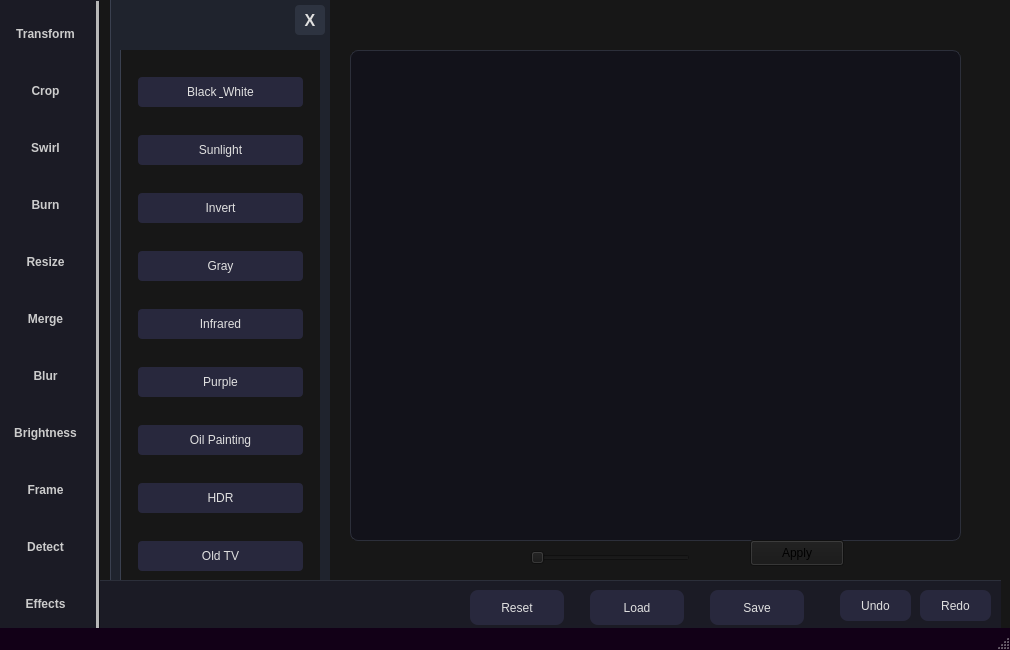
First picture: the form in mainwindow.ui, repository Abdelhamid-El-rashidy/RGBit, before the edit.
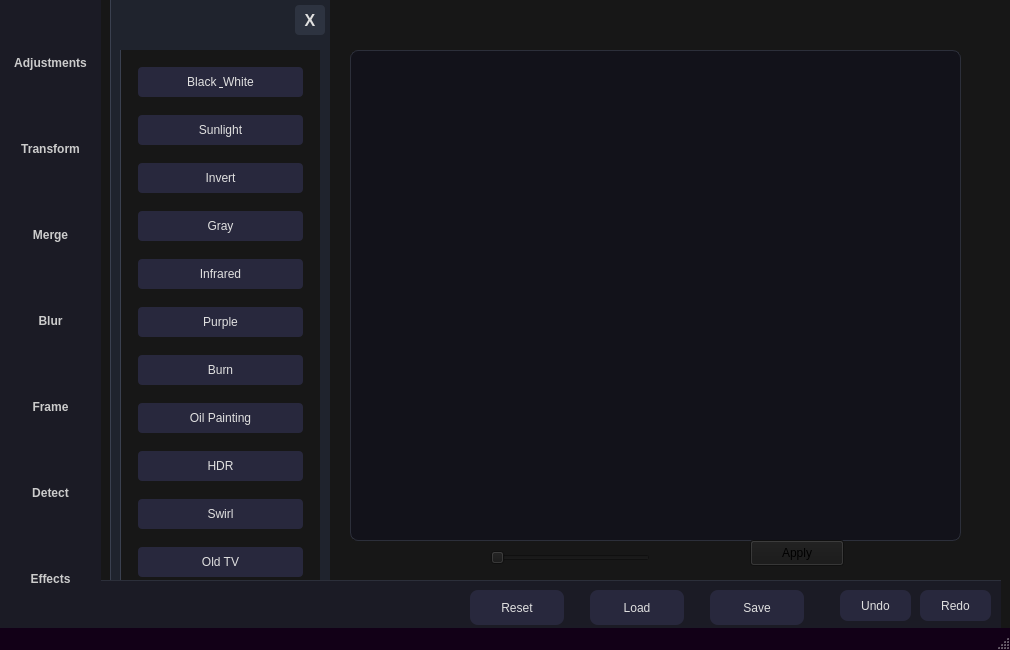
Second picture: the form after the edit. The open tabs and pages were chosen to show the change. Custom widgets are drawn as their Qt base class.

Commit message: Adjustments category

The edit to the form file:
```diff
--- a/mainwindow.ui
+++ b/mainwindow.ui
@@ -31,7 +31,7 @@
      <rect>
       <x>0</x>
       <y>0</y>
-      <width>100</width>
+      <width>101</width>
       <height>651</height>
      </rect>
     </property>
@@ -79,10 +79,13 @@
       <rect>
        <x>-5</x>
        <y>-10</y>
-       <width>101</width>
+       <width>111</width>
        <height>661</height>
       </rect>
      </property>
+     <property name="layoutDirection">
+      <enum>Qt::LayoutDirection::LeftToRight</enum>
+     </property>
      <property name="styleSheet">
       <string notr="true">
       QFrame {
@@ -107,6 +110,38 @@
      </string>
      </property>
      <layout class="QVBoxLayout" name="verticalLayout_2">
+      <item>
+       <widget class="QPushButton" name="BrightnessBtn">
+        <property name="styleSheet">
+         <string notr="true">QFrame#mainbar {
+          background-color: #1A1A22; /* Slightly updated dark background */
+          border-left: 1px solid #2c2f3a;
+          }
+          QFrame#mainbar QPushButton {
+          color: #CCCCCC; /* Lighter text for contrast */
+          background-color: transparent;
+          border: none;
+          padding: 10px 0; /* Align text neatly */
+          font-weight: 500;
+          }
+          QFrame#mainbar QPushButton:hover {
+          background-color: #2D2D35; /* Simulates depth/shadow */
+          color: #00BCD4; /* Modern Teal Accent */
+          border-left: 3px solid #00BCD4; /* Modern &quot;selected&quot; indicator */
+          }
+          QFrame#mainbar QPushButton:checked {
+          background-color: #3949AB; /* Deep Indigo Active State */
+          color: white;
+          border-radius: 0; /* Remove radius for sharper, modern look */
+          border-left: 3px solid #00BCD4; /* Maintain accent line */
+          }
+         </string>
+        </property>
+        <property name="text">
+         <string>Adjustments</string>
+        </property>
+       </widget>
+      </item>
       <item>
        <widget class="QPushButton" name="TransformBtn">
         <property name="styleSheet">
@@ -138,130 +173,6 @@
         </property>
        </widget>
       </item>
-      <item>
-       <widget class="QPushButton" name="CropBtn">
-        <property name="styleSheet">
-         <string notr="true">QFrame#mainbar {
-          background-color: #1A1A22; /* Slightly updated dark background */
-          border-left: 1px solid #2c2f3a;
-          }
-          QFrame#mainbar QPushButton {
-          color: #CCCCCC; /* Lighter text for contrast */
-          background-color: transparent;
-          border: none;
-          padding: 10px 0; /* Align text neatly */
-          font-weight: 500;
-          }
-          QFrame#mainbar QPushButton:hover {
-          background-color: #2D2D35; /* Simulates depth/shadow */
-          color: #00BCD4; /* Modern Teal Accent */
-          border-left: 3px solid #00BCD4; /* Modern &quot;selected&quot; indicator */
-          }
-          QFrame#mainbar QPushButton:checked {
-          background-color: #3949AB; /* Deep Indigo Active State */
-          color: white;
-          border-radius: 0; /* Remove radius for sharper, modern look */
-          border-left: 3px solid #00BCD4; /* Maintain accent line */
-          }</string>
-        </property>
-        <property name="text">
-         <string>Crop</string>
-        </property>
-       </widget>
-      </item>
-      <item>
-       <widget class="QPushButton" name="swirlbtn">
-        <property name="styleSheet">
-         <string notr="true">QFrame#mainbar {
-          background-color: #1A1A22; /* Slightly updated dark background */
-          border-left: 1px solid #2c2f3a;
-          }
-          QFrame#mainbar QPushButton {
-          color: #CCCCCC; /* Lighter text for contrast */
-          background-color: transparent;
-          border: none;
-          padding: 10px 0; /* Align text neatly */
-          font-weight: 500;
-          }
-          QFrame#mainbar QPushButton:hover {
-          background-color: #2D2D35; /* Simulates depth/shadow */
-          color: #00BCD4; /* Modern Teal Accent */
-          border-left: 3px solid #00BCD4; /* Modern &quot;selected&quot; indicator */
-          }
-          QFrame#mainbar QPushButton:checked {
-          background-color: #3949AB; /* Deep Indigo Active State */
-          color: white;
-          border-radius: 0; /* Remove radius for sharper, modern look */
-          border-left: 3px solid #00BCD4; /* Maintain accent line */
-          }</string>
-        </property>
-        <property name="text">
-         <string>Swirl</string>
-        </property>
-       </widget>
-      </item>
-      <item>
-       <widget class="QPushButton" name="burned">
-        <property name="styleSheet">
-         <string notr="true">QFrame#mainbar {
-          background-color: #1A1A22; /* Slightly updated dark background */
-          border-left: 1px solid #2c2f3a;
-          }
-          QFrame#mainbar QPushButton {
-          color: #CCCCCC; /* Lighter text for contrast */
-          background-color: transparent;
-          border: none;
-          padding: 10px 0; /* Align text neatly */
-          font-weight: 500;
-          }
-          QFrame#mainbar QPushButton:hover {
-          background-color: #2D2D35; /* Simulates depth/shadow */
-          color: #00BCD4; /* Modern Teal Accent */
-          border-left: 3px solid #00BCD4; /* Modern &quot;selected&quot; indicator */
-          }
-          QFrame#mainbar QPushButton:checked {
-          background-color: #3949AB; /* Deep Indigo Active State */
-          color: white;
-          border-radius: 0; /* Remove radius for sharper, modern look */
-          border-left: 3px solid #00BCD4; /* Maintain accent line */
-          }</string>
-        </property>
-        <property name="text">
-         <string>Burn</string>
-        </property>
-       </widget>
-      </item>
-      <item>
-       <widget class="QPushButton" name="ResizeBtn">
-        <property name="styleSheet">
-         <string notr="true">QFrame#mainbar {
-          background-color: #1A1A22; /* Slightly updated dark background */
-          border-left: 1px solid #2c2f3a;
-          }
-          QFrame#mainbar QPushButton {
-          color: #CCCCCC; /* Lighter text for contrast */
-          background-color: transparent;
-          border: none;
-          padding: 10px 0; /* Align text neatly */
-          font-weight: 500;
-          }
-          QFrame#mainbar QPushButton:hover {
-          background-color: #2D2D35; /* Simulates depth/shadow */
-          color: #00BCD4; /* Modern Teal Accent */
-          border-left: 3px solid #00BCD4; /* Modern &quot;selected&quot; indicator */
-          }
-          QFrame#mainbar QPushButton:checked {
-          background-color: #3949AB; /* Deep Indigo Active State */
-          color: white;
-          border-radius: 0; /* Remove radius for sharper, modern look */
-          border-left: 3px solid #00BCD4; /* Maintain accent line */
-          }</string>
-        </property>
-        <property name="text">
-         <string>Resize</string>
-        </property>
-       </widget>
-      </item>
       <item>
        <widget class="QPushButton" name="merge">
         <property name="styleSheet">
@@ -325,38 +236,6 @@
         </property>
        </widget>
       </item>
-      <item>
-       <widget class="QPushButton" name="BrightnessBtn">
-        <property name="styleSheet">
-         <string notr="true">QFrame#mainbar {
-          background-color: #1A1A22; /* Slightly updated dark background */
-          border-left: 1px solid #2c2f3a;
-          }
-          QFrame#mainbar QPushButton {
-          color: #CCCCCC; /* Lighter text for contrast */
-          background-color: transparent;
-          border: none;
-          padding: 10px 0; /* Align text neatly */
-          font-weight: 500;
-          }
-          QFrame#mainbar QPushButton:hover {
-          background-color: #2D2D35; /* Simulates depth/shadow */
-          color: #00BCD4; /* Modern Teal Accent */
-          border-left: 3px solid #00BCD4; /* Modern &quot;selected&quot; indicator */
-          }
-          QFrame#mainbar QPushButton:checked {
-          background-color: #3949AB; /* Deep Indigo Active State */
-          color: white;
-          border-radius: 0; /* Remove radius for sharper, modern look */
-          border-left: 3px solid #00BCD4; /* Maintain accent line */
-          }
-         </string>
-        </property>
-        <property name="text">
-         <string>Brightness</string>
-        </property>
-       </widget>
-      </item>
       <item>
        <widget class="QPushButton" name="pushButton">
         <property name="styleSheet">
@@ -951,6 +830,38 @@
          </property>
         </widget>
        </item>
+       <item>
+        <widget class="QPushButton" name="burned">
+         <property name="styleSheet">
+          <string notr="true">QFrame#sidebar {
+           background-color: #1E1E2F; /* Updated dark blue/gray background */
+           border-left: 1px solid #2c2f3a;
+           color: #e0e0e0;
+           }
+           /* ... other styles ... */
+           QPushButton {
+           background-color: #28283D; /* Updated button background */
+           color: #E0E0E0;
+           border: none; /* Remove border for cleaner look */
+           border-radius: 4px; /* Slightly smaller radius */
+           padding: 8px; /* Slightly larger padding */
+           }
+           QPushButton:hover {
+           background-color: #303045; /* Darker background to simulate lift/shadow */
+           color: #00BCD4; /* Modern Teal Accent */
+           border: 1px solid #00BCD4; /* Light border on hover */
+           }
+           QPushButton:pressed {
+           background-color: #3949AB; /* Deep Indigo Pressed State */
+           color: white;
+           border: 1px solid #3949AB;
+           }</string>
+         </property>
+         <property name="text">
+          <string>Burn</string>
+         </property>
+        </widget>
+       </item>
        <item>
         <widget class="QPushButton" name="Oil">
          <property name="styleSheet">
@@ -1015,6 +926,38 @@
          </property>
         </widget>
        </item>
+       <item>
+        <widget class="QPushButton" name="swirlbtn">
+         <property name="styleSheet">
+          <string notr="true">QFrame#sidebar {
+           background-color: #1E1E2F; /* Updated dark blue/gray background */
+           border-left: 1px solid #2c2f3a;
+           color: #e0e0e0;
+           }
+           /* ... other styles ... */
+           QPushButton {
+           background-color: #28283D; /* Updated button background */
+           color: #E0E0E0;
+           border: none; /* Remove border for cleaner look */
+           border-radius: 4px; /* Slightly smaller radius */
+           padding: 8px; /* Slightly larger padding */
+           }
+           QPushButton:hover {
+           background-color: #303045; /* Darker background to simulate lift/shadow */
+           color: #00BCD4; /* Modern Teal Accent */
+           border: 1px solid #00BCD4; /* Light border on hover */
+           }
+           QPushButton:pressed {
+           background-color: #3949AB; /* Deep Indigo Pressed State */
+           color: white;
+           border: 1px solid #3949AB;
+           }</string>
+         </property>
+         <property name="text">
+          <string>Swirl</string>
+         </property>
+        </widget>
+       </item>
        <item>
         <widget class="QPushButton" name="OldTv">
          <property name="styleSheet">
@@ -1242,7 +1185,69 @@
          </property>
         </widget>
        </item>
-       <item row="6" column="0" colspan="2">
+       <item row="6" column="0">
+        <widget class="QPushButton" name="CropBtn">
+         <property name="styleSheet">
+          <string notr="true">QFrame#mainbar {
+          background-color: #1A1A22; /* Slightly updated dark background */
+          border-left: 1px solid #2c2f3a;
+          }
+          QFrame#mainbar QPushButton {
+          color: #CCCCCC; /* Lighter text for contrast */
+          background-color: transparent;
+          border: none;
+          padding: 10px 0; /* Align text neatly */
+          font-weight: 500;
+          }
+          QFrame#mainbar QPushButton:hover {
+          background-color: #2D2D35; /* Simulates depth/shadow */
+          color: #00BCD4; /* Modern Teal Accent */
+          border-left: 3px solid #00BCD4; /* Modern &quot;selected&quot; indicator */
+          }
+          QFrame#mainbar QPushButton:checked {
+          background-color: #3949AB; /* Deep Indigo Active State */
+          color: white;
+          border-radius: 0; /* Remove radius for sharper, modern look */
+          border-left: 3px solid #00BCD4; /* Maintain accent line */
+          }</string>
+         </property>
+         <property name="text">
+          <string>Crop</string>
+         </property>
+        </widget>
+       </item>
+       <item row="6" column="1">
+        <widget class="QPushButton" name="ResizeBtn">
+         <property name="styleSheet">
+          <string notr="true">QFrame#mainbar {
+          background-color: #1A1A22; /* Slightly updated dark background */
+          border-left: 1px solid #2c2f3a;
+          }
+          QFrame#mainbar QPushButton {
+          color: #CCCCCC; /* Lighter text for contrast */
+          background-color: transparent;
+          border: none;
+          padding: 10px 0; /* Align text neatly */
+          font-weight: 500;
+          }
+          QFrame#mainbar QPushButton:hover {
+          background-color: #2D2D35; /* Simulates depth/shadow */
+          color: #00BCD4; /* Modern Teal Accent */
+          border-left: 3px solid #00BCD4; /* Modern &quot;selected&quot; indicator */
+          }
+          QFrame#mainbar QPushButton:checked {
+          background-color: #3949AB; /* Deep Indigo Active State */
+          color: white;
+          border-radius: 0; /* Remove radius for sharper, modern look */
+          border-left: 3px solid #00BCD4; /* Maintain accent line */
+          }</string>
+         </property>
+         <property name="text">
+          <string>Resize</string>
+         </property>
+        </widget>
+       </item>
+       <item row="7" column="0" colspan="2">
         <widget class="QLabel" name="skew">
          <property name="text">
           <string>Skew</string>
@@ -1401,7 +1406,7 @@
    <widget class="QSlider" name="horizontalSlider">
     <property name="geometry">
      <rect>
-      <x>530</x>
+      <x>490</x>
       <y>550</y>
       <width>160</width>
       <height>16</height>
```
Left out of the diff: 98 changed lines with no effect on the pictures. The commit also changes 2 other files.
